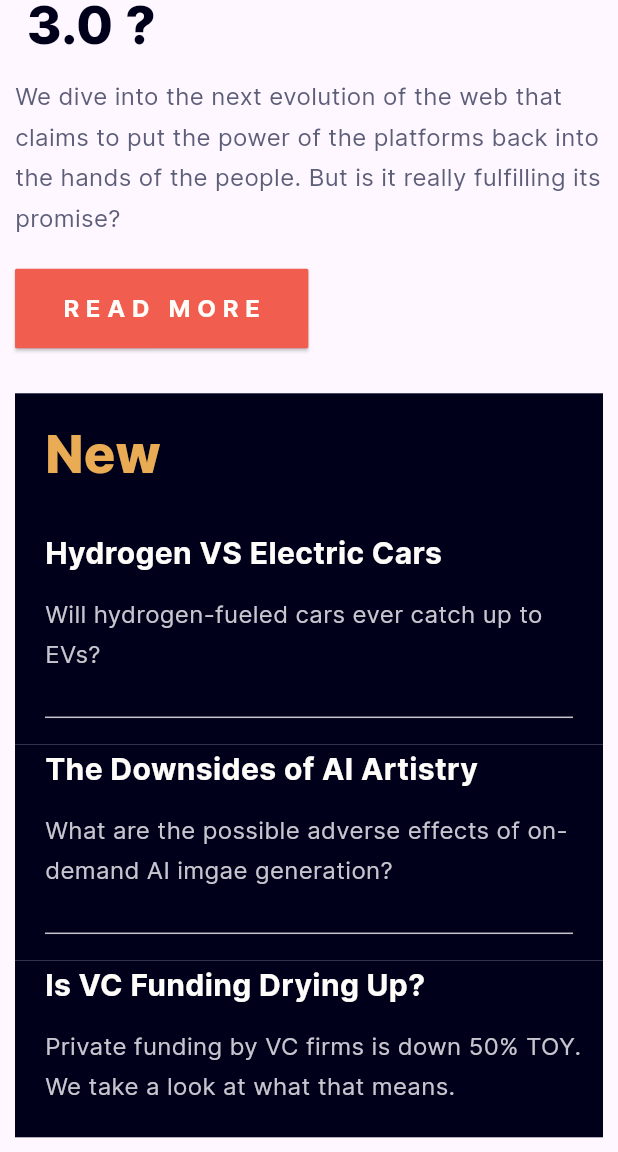
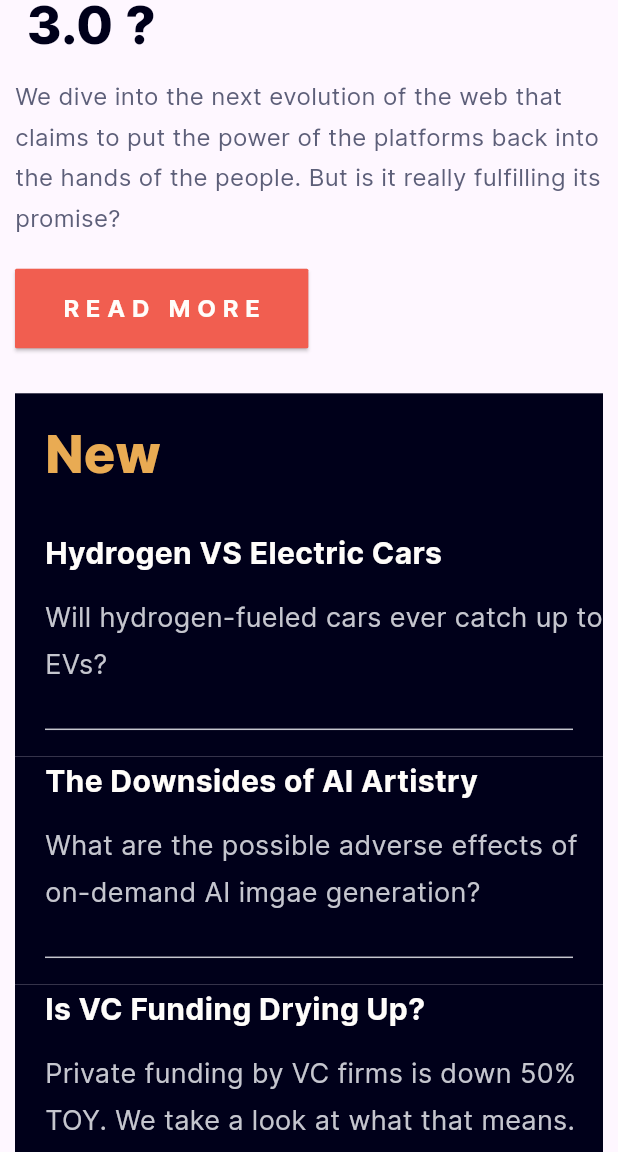
Before and after one commit to DTC-Formation/evaluation-html-css-rindra22, a Flutter app: the screen it shows after launch, scrolled down 376 dp, on a phone screen of 412 x 824 dp, the part 84-1236 px from its top. Run offline on Flutter 3.47's test engine with Material 2 defaults, Android fonts, the light colour scheme and no system bars; our stand-ins replace flutter_svg.

Commit message:
feat/change fontsize

```diff
--- a/lib/view/new_view.dart
+++ b/lib/view/new_view.dart
@@ -57,7 +57,7 @@ class NewView extends StatelessWidget {
                         child: Text(
                             description!,
                             style: TextStyle(
-                                fontSize: 16,
+                                fontSize: 18,
                                 fontWeight: FontWeight.w400,
                                 height: 1.7,
                                 color: ColorTheme.softBlue,
```
Also changed, not shown: 1 other file.
